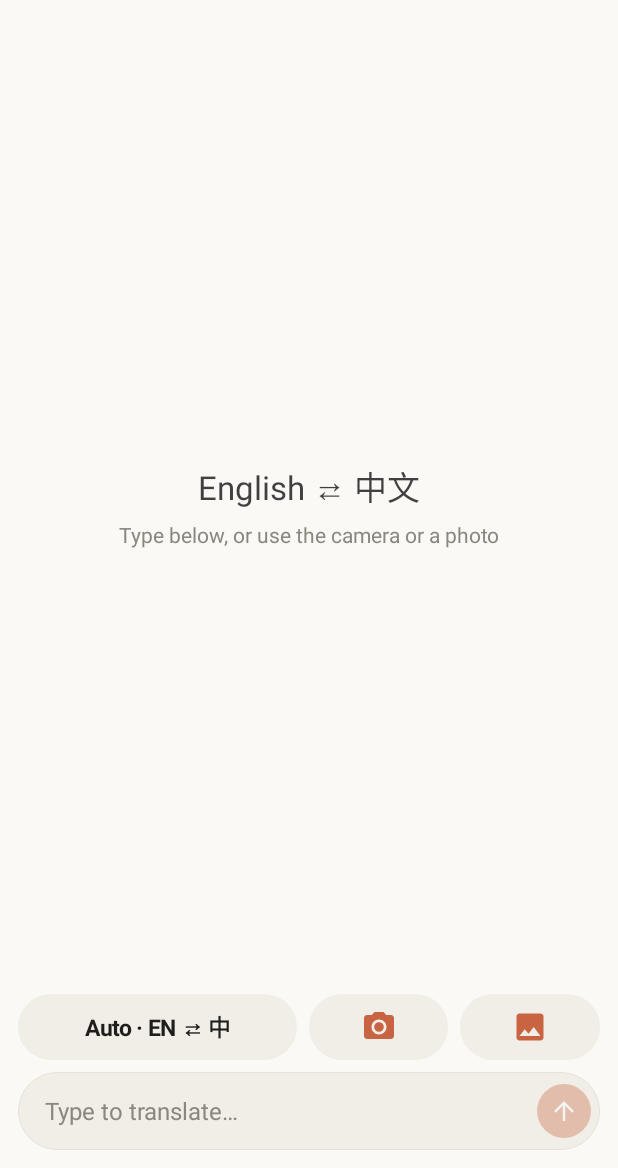
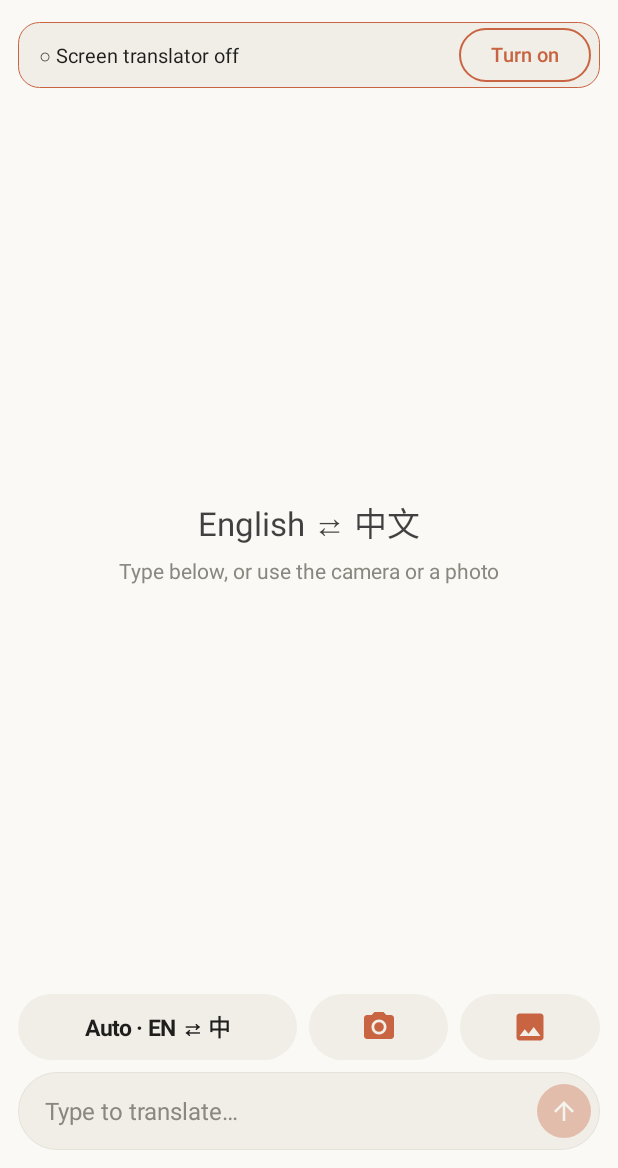
Before and after one commit to rooz5002/roozTrans, an Android app: the MainActivity screen opened directly, with no data from a screen before it, on a phone screen of 412 x 824 dp, the part 68-1236 px from its top. Run offline under Robolectric (Android 15) with nearby library versions, the phone set to English and light mode, and no system bars; libraries missing offline, so code that uses them is left out: com.anthropic.client, com.anthropic.models; 1 statement that could not run was skipped.

Commit message:
Main screen: screen translator on/off bar with one-tap Turn on / Turn off

```diff
--- a/app/src/main/java/com/rooz/translator/MainActivity.kt
+++ b/app/src/main/java/com/rooz/translator/MainActivity.kt
@@ -49,6 +49,8 @@ class MainActivity : AppCompatActivity() {
     private lateinit var feedScroll: ScrollView
     private lateinit var hint: View
     private lateinit var fixBar: View
+    private lateinit var svcTv: TextView
+    private lateinit var svcBtn: com.google.android.material.button.MaterialButton
     private var job: Job? = null
     private var photoUri: Uri? = null
 
@@ -78,18 +80,20 @@ class MainActivity : AppCompatActivity() {
             })
         })
 
-        // ---- warning when the phone has stopped the screen translator (battery savers) ----
+        // ---- screen translator status: on / off / stopped by the phone, with a one-tap On/Off button ----
         fixBar = hbox {
-            setPadding(dp(14), dp(10), dp(6), dp(10)); background = rounded(pal.surface, 14, pal.accent)
-            visibility = View.GONE
-            weighted(TextView(context).apply {
-                text = "⚠ Your phone stopped the screen translator. Tap to fix."; textSize = 14f; setTextColor(pal.text)
-            })
-            addView(TextView(context).apply {
-                text = "✕"; textSize = 16f; setTextColor(pal.muted); setPadding(dp(12), dp(4), dp(10), dp(4))
-                setOnClickListener { prefs.a11yWasOn = false; fixBar.visibility = View.GONE }   // "I turned it off myself"
-            })
-            setOnClickListener { KeepAlive.showRepair(this@MainActivity, KeepAlive.state(this@MainActivity)) }
+            setPadding(dp(14), dp(4), dp(6), dp(4)); background = rounded(pal.surface, 14, pal.accent)
+            gravity = Gravity.CENTER_VERTICAL
+            svcTv = TextView(context).apply { textSize = 13.5f; setTextColor(pal.text) }
+            weighted(svcTv)
+            svcBtn = com.google.android.material.button.MaterialButton(context,
+                null, com.google.android.material.R.attr.materialButtonOutlinedStyle).apply {
+                textSize = 13f; minHeight = dp(36); minimumHeight = dp(36); insetTop = 0; insetBottom = 0
+                setPadding(dp(14), 0, dp(14), 0); setTextColor(pal.accent)
+                strokeColor = android.content.res.ColorStateList.valueOf(pal.accent)
+                setOnClickListener { toggleService() }
+            }
+            addView(svcBtn)
         }
         root.addView(fixBar, LinearLayout.LayoutParams(-1, -2).apply { setMargins(dp(12), 0, dp(12), dp(4)) })
 
@@ -170,7 +174,7 @@ class MainActivity : AppCompatActivity() {
         if (Prefs(this).theme != themeId) { recreate(); return }   // colour changed in Settings
         TranslatorService.instance?.refreshBubble()
         // give Android a moment to (re)bind the service after the app process starts, then check it really runs
-        fixBar.removeCallbacks(checkService); fixBar.postDelayed(checkService, 1500)
+        showService(); fixBar.removeCallbacks(checkService); fixBar.postDelayed(checkService, 1500)
         lifecycleScope.launch { runCatching { engine.online.route(force = false) } }   // warm the IP check
         lifecycleScope.launch { Updater.autoCheck(this@MainActivity) }
     }
@@ -185,7 +189,7 @@ class MainActivity : AppCompatActivity() {
             fixBar.postDelayed(checkService, 2500); return@Runnable
         }
         repaired = false
-        fixBar.visibility = if (broken) View.VISIBLE else View.GONE
+        showService(st)
         if (st == KeepAlive.State.RUNNING) {
             KeepAliveService.start(this)   // app in front: always allowed (e.g. after it was refused in the background)
             if (prefs.keepAlive && android.os.Build.VERSION.SDK_INT >= 33 && !prefs.notifAsked &&
@@ -194,6 +198,28 @@ class MainActivity : AppCompatActivity() {
                 requestPermissions(arrayOf(android.Manifest.permission.POST_NOTIFICATIONS), 7)
             }
         }
+    }
+
+    private fun showService(st: KeepAlive.State = KeepAlive.state(this)) {
+        when {
+            st == KeepAlive.State.RUNNING -> { svcTv.text = "● Screen translator on"; svcBtn.text = "Turn off" }
+            prefs.a11yWasOn -> { svcTv.text = "⚠ Your phone stopped the screen translator"; svcBtn.text = "Turn on" }
+            else -> { svcTv.text = "○ Screen translator off"; svcBtn.text = "Turn on" }
+        }
+    }
+
+    /** On: instantly when auto-repair is allowed, otherwise via Android's Accessibility screen. Off: always instant. */
+    private fun toggleService() {
+        val st = KeepAlive.state(this)
+        if (st == KeepAlive.State.RUNNING) {
+            TranslatorService.instance?.turnOff()
+            fixBar.postDelayed({ showService() }, 600); return
+        }
+        if (prefs.a11yConsent && KeepAlive.selfRepair(this)) {
+            svcTv.text = "⏳ Turning on…"; fixBar.postDelayed(checkService, 2500); return
+        }
+        if (st == KeepAlive.State.STUCK) KeepAlive.showRepair(this, st)
+        else startActivity(Intent(this, SettingsActivity::class.java).putExtra(SettingsActivity.EXTRA_ENABLE_A11Y, true))
     }
 
     private fun handleIntent(i: Intent?) {
--- a/app/src/main/java/com/rooz/translator/TranslatorService.kt
+++ b/app/src/main/java/com/rooz/translator/TranslatorService.kt
@@ -98,6 +98,9 @@ class TranslatorService : AccessibilityService() {
         bubble = null
         runCatching { addBubble() }
     }
+
+    /** "Turn off" button in the app: Android lets a service switch itself off (no permission needed). */
+    fun turnOff() = safe { prefs.a11yWasOn = false; KeepAliveService.stop(this); disableSelf() }
 
     /** Only called when the service is switched off in Settings (a killed process gets no callback). */
     override fun onUnbind(intent: Intent?): Boolean {
```
